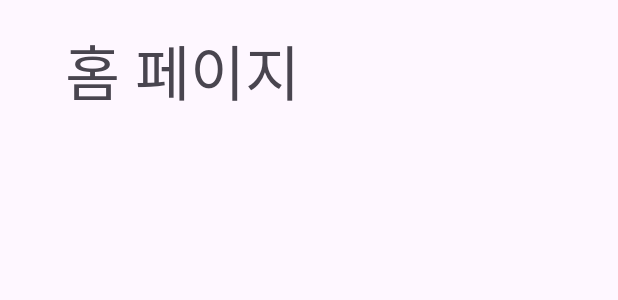
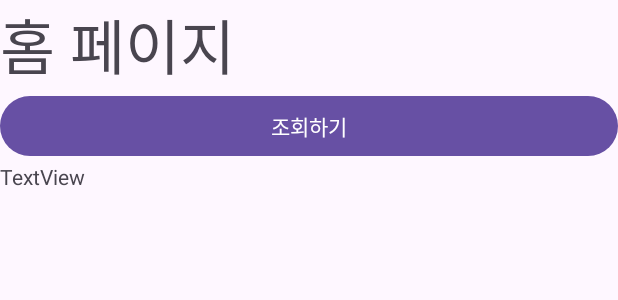
Before and after one commit to parkkunghyun/MySchoolApp1, an Android app: the layout frag_home.xml on its own in the app's theme, with its tools: preview values and no code run, on a phone screen of 412 x 824 dp. Shown: the top 300 px of the screen. Run offline under Robolectric (Android 15) with nearby library versions, the phone set to English and light mode, and no system bars; network calls fail.

```diff
--- a/app/build.gradle.kts
+++ b/app/build.gradle.kts
@@ -33,7 +33,9 @@ android {
 }
 
 dependencies {
+    implementation("com.google.code.gson:gson:2.10.1")
     implementation("com.google.android.material:material:1.11.0")
+
 
     implementation("androidx.appcompat:appcompat:1.6.1")
     implementation("com.google.android.material:material:1.11.0")
--- a/app/src/main/AndroidManifest.xml
+++ b/app/src/main/AndroidManifest.xml
@@ -2,7 +2,12 @@
 <manifest xmlns:android="http://schemas.android.com/apk/res/android"
     xmlns:tools="http://schemas.android.com/tools">
 
+    <uses-permission android:name="android.permission.INTERNET" />
+    <uses-permission android:name="android.permission.ACCESS_NETWORK_STATE" />
+
     <application
+        android:usesCleartextTraffic="true"
+
         android:allowBackup="true"
         android:dataExtractionRules="@xml/data_extraction_rules"
         android:fullBackupContent="@xml/backup_rules"
--- a/app/src/main/res/layout/frag_home.xml
+++ b/app/src/main/res/layout/frag_home.xml
@@ -1,20 +1,32 @@
 <?xml version="1.0" encoding="utf-8" ?>
-<androidx.constraintlayout.widget.ConstraintLayout
-    xmlns:android="http://schemas.android.com/apk/res/android"
+<LinearLayout xmlns:android="http://schemas.android.com/apk/res/android"
+    xmlns:app="http://schemas.android.com/apk/res-auto"
     android:layout_width="match_parent"
     android:layout_height="match_parent"
-    xmlns:app="http://schemas.android.com/apk/res-auto"
-    >
+    android:orientation="vertical">
 
     <TextView
         android:layout_width="wrap_content"
         android:layout_height="wrap_content"
         android:layout_marginEnd="212dp"
         android:text="홈 페이지"
-        android:textSize="40dp"
-        app:layout_constraintBottom_toBottomOf="parent"
-        app:layout_constraintEnd_toEndOf="parent"
-        app:layout_constraintTop_toTopOf="parent"
-        app:layout_constraintVertical_bias="0.023" />
+        android:textSize="40dp" />
 
-</androidx.constraintlayout.widget.ConstraintLayout>
+    <Button
+        android:id="@+id/button"
+        android:layout_width="match_parent"
+        android:layout_height="wrap_content"
+        android:text="조회하기" />
+
+    <ScrollView
+        android:layout_width="match_parent"
+        android:layout_height="wrap_content">
+
+        <TextView
+            android:id="@+id/textView"
+            android:layout_width="match_parent"
+            android:layout_height="wrap_content"
+            android:text="TextView" />
+    </ScrollView>
+
+</LinearLayout>
```
Also changed, not shown: app/src/main/java/org/techtown/myschoolapp1/Data.java (added, +62 -0 lines), app/src/main/java/org/techtown/myschoolapp1/Fragment/FragHome.java (+125 -0 lines), app/src/main/java/org/techtown/myschoolapp1/SecondActivity.java (+8 -2 lines).
